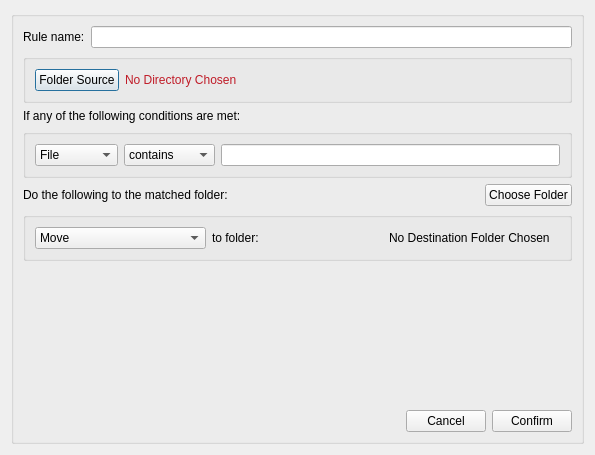
Before: the Qt Designer form ui/addRule.ui in remosrulloda/Pennyworth, drawn with Qt 5.
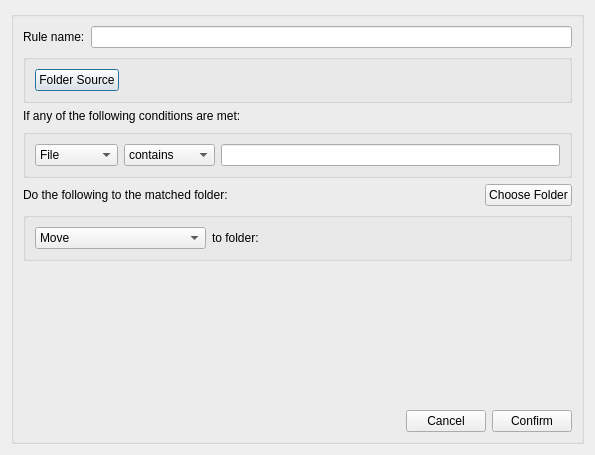
After: the same form once the commit is applied.

Patch:
```diff
--- a/ui/addRule.ui
+++ b/ui/addRule.ui
@@ -47,10 +47,10 @@
          <item>
           <widget class="QLabel" name="folderSourceLabel">
            <property name="styleSheet">
-            <string notr="true">color: rgb(192, 28, 40)</string>
+            <string notr="true"/>
            </property>
            <property name="text">
-            <string>No Directory Chosen</string>
+            <string/>
            </property>
           </widget>
          </item>
@@ -172,7 +172,7 @@
          <item>
           <widget class="QLabel" name="destFolderLabel">
            <property name="text">
-            <string>No Destination Folder Chosen</string>
+            <string/>
            </property>
           </widget>
          </item>
```
